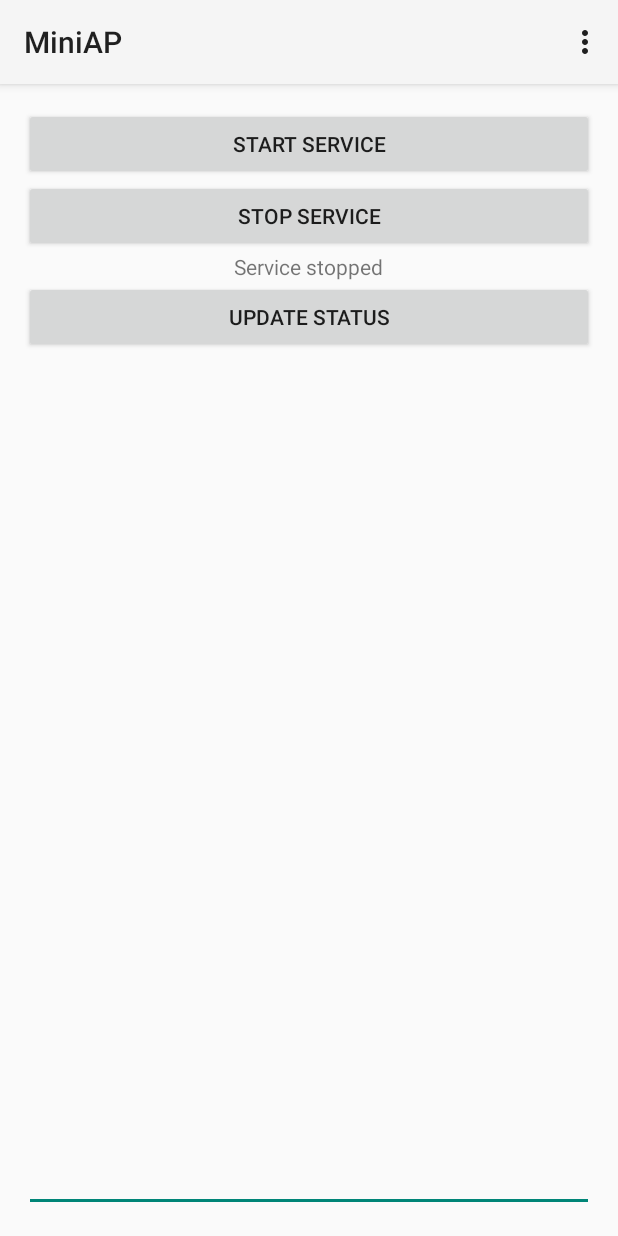
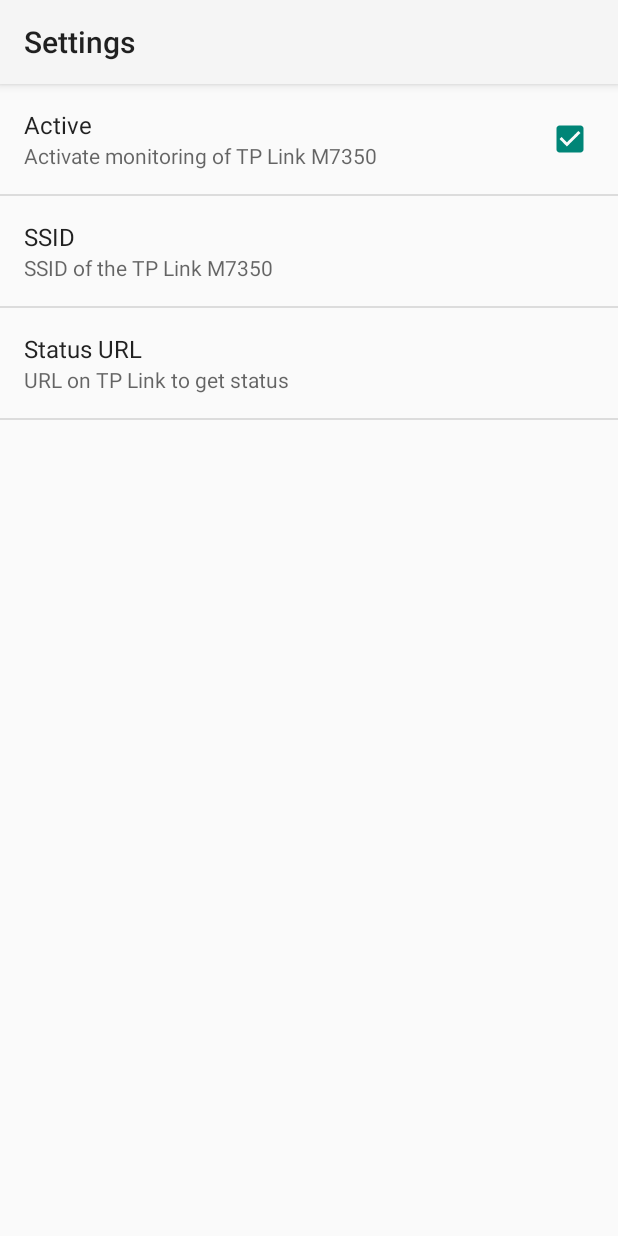
Before and after one commit to twendt/MiniAP, an Android app: the screen it shows after launch (MainActivity before the commit, SettingsActivity after it), in the options menu, after a tap on "Settings", on a phone screen of 412 x 824 dp. Run offline under Robolectric (Android 15) with nearby library versions, the phone set to English and light mode, and no system bars.

Commit message:
Added first 3 Preferences

```diff
--- a/app/build.gradle
+++ b/app/build.gradle
@@ -21,4 +21,5 @@ android {
 
 dependencies {
     compile fileTree(dir: 'libs', include: ['*.jar'])
+    compile 'com.android.support:support-v4:22.1.0'
 }
--- a/app/src/main/java/de/tjwendt/miniap/MainActivity.java
+++ b/app/src/main/java/de/tjwendt/miniap/MainActivity.java
@@ -3,6 +3,7 @@ package de.tjwendt.miniap;
 import android.app.Activity;
 import android.app.AlarmManager;
 import android.app.PendingIntent;
+import android.content.Intent;
 import android.os.Bundle;
 import android.os.StrictMode;
 import android.view.Menu;
@@ -44,6 +45,8 @@ public class MainActivity extends Activity implements MyAsyncListener {
 
         //noinspection SimplifiableIfStatement
         if (id == R.id.action_settings) {
+            Intent settings = new Intent(this, SettingsActivity.class);
+            startActivity(settings);
             return true;
         }
 
--- /dev/null
+++ b/app/src/main/java/de/tjwendt/miniap/SettingsActivity.java
@@ -0,0 +1,20 @@
+package de.tjwendt.miniap;
+
+import android.app.Activity;
+import android.os.Bundle;
+
+public class SettingsActivity extends Activity {
+    public static String KEY_PREF_STATUS_URL = "pref_status_url";
+    public static String KEY_PREF_SSID = "pref_ssid";
+    public static String KEY_PREF_ACTIVE = "pref_active";
+
+    @Override
+    protected void onCreate(Bundle savedInstanceState) {
+        super.onCreate(savedInstanceState);
+
+        // Display the fragment as the main content.
+        getFragmentManager().beginTransaction()
+                .replace(android.R.id.content, new SettingsFragment())
+                .commit();
+    }
+}
--- /dev/null
+++ b/app/src/main/java/de/tjwendt/miniap/SettingsFragment.java
@@ -0,0 +1,14 @@
+package de.tjwendt.miniap;
+
+import android.os.Bundle;
+import android.preference.PreferenceFragment;
+
+public class SettingsFragment extends PreferenceFragment {
+    @Override
+    public void onCreate(Bundle savedInstanceState) {
+        super.onCreate(savedInstanceState);
+
+        // Load the preferences from an XML resource
+        addPreferencesFromResource(R.xml.preferences);
+    }
+}
--- a/app/src/main/java/de/tjwendt/miniap/StatusUpdater.java
+++ b/app/src/main/java/de/tjwendt/miniap/StatusUpdater.java
@@ -3,9 +3,11 @@ package de.tjwendt.miniap;
 import android.app.Notification;
 import android.app.NotificationManager;
 import android.content.Context;
+import android.content.SharedPreferences;
 import android.net.wifi.WifiInfo;
 import android.net.wifi.WifiManager;
 import android.os.AsyncTask;
+import android.preference.PreferenceManager;
 import android.widget.Toast;
 
 import org.apache.http.HttpResponse;
@@ -26,43 +28,21 @@ public class StatusUpdater {
     public String signalStrength = "";
     public String batteryState = "";
     public String jsonStr = "";
+    public String statusUrl;
+    public String tpSsid;
+    public Boolean active;
 
     public StatusUpdater(Context context) {
         this.context = context;
         notificationMgr = (NotificationManager) context.getSystemService(Context.NOTIFICATION_SERVICE);
+        SharedPreferences sharedPref = PreferenceManager.getDefaultSharedPreferences(context);
+        tpSsid = sharedPref.getString(SettingsActivity.KEY_PREF_SSID, "");
+        statusUrl = sharedPref.getString(SettingsActivity.KEY_PREF_STATUS_URL, "");
+        active = sharedPref.getBoolean(SettingsActivity.KEY_PREF_ACTIVE, true);
     }
 
     public void update() {
         new UpdateStatus(null).execute();
-        /*wifiManager = (WifiManager) context.getSystemService(Context.WIFI_SERVICE);
-        WifiInfo wifiInfo = (WifiInfo) wifiManager.getConnectionInfo();
-        String ssid = wifiInfo.getSSID();
-        if (ssid.equals("\"MiniAP\"")) {
-            jsonStr = makePostRequest();
-            if (!jsonStr.isEmpty()) {
-                try {
-                    JSONObject json = new JSONObject(jsonStr);
-                    JSONObject wan = json.getJSONObject("wan");
-                    JSONObject battery = json.getJSONObject("battery");
-                    int network = wan.getInt("networkType");
-                    networkName = networkTypes[network];
-                    signalStrength = wan.getString("signalStrength");
-                    batteryState = battery.getString("voltage");
-                    int resId = this.context.getResources().getIdentifier("ic_stat_" + networkName.toLowerCase(), "drawable", context.getPackageName());
-                    String status = "Network: " + networkName + "\nSignalStrength: " + signalStrength + "\nBattery State: " + batteryState;
-                    Notification n = new Notification.Builder(context)
-                            .setContentTitle("MiniAP Status")
-                            .setContentText(status)
-                            .setSmallIcon(resId).build();
-                    notificationMgr.notify(0, n);
-                } catch (Exception e) {
-                    Toast.makeText(context, "MiniAP: Failed to parse json",
-                            Toast.LENGTH_SHORT).show();
-                    return;
-                }
-            }
-        }
-        */
     }
 
     public void update(MyAsyncListener listener) {
@@ -75,7 +55,7 @@ public class StatusUpdater {
 
     private String makePostRequest() {
         HttpClient httpClient = new DefaultHttpClient();
-        HttpPost httpPost = new HttpPost("http://192.168.0.1/cgi-bin/qcmap_web_cgi");
+        HttpPost httpPost = new HttpPost(statusUrl);
 
         //Add data to post request
         try {
@@ -91,7 +71,6 @@ public class StatusUpdater {
         try {
             HttpResponse response = httpClient.execute(httpPost);
             content = EntityUtils.toString(response.getEntity());
-            //json = new JSONObject(content);
         } catch (Exception e) {
             return "";
         }
@@ -110,7 +89,7 @@ public class StatusUpdater {
             wifiManager = (WifiManager) context.getSystemService(Context.WIFI_SERVICE);
             WifiInfo wifiInfo = wifiManager.getConnectionInfo();
             String ssid = wifiInfo.getSSID();
-            if (ssid.equals("\"MiniAP\"")) {
+            if (ssid.equals("\"" + tpSsid + "\"")) {
                 jsonStr = makePostRequest();
                 if (jsonStr != null && !jsonStr.isEmpty()) {
                     try {
@@ -124,13 +103,13 @@ public class StatusUpdater {
                         int resId = context.getResources().getIdentifier("ic_stat_" + networkName.toLowerCase(), "drawable", context.getPackageName());
                         String status = "Network: " + networkName + "\nSignalStrength: " + signalStrength + "\nBattery State: " + batteryState;
                         Notification n = new Notification.Builder(context)
-                                .setContentTitle("MiniAP Status")
+                                .setContentTitle("TP Link Status")
                                 .setContentText(status)
                                 .setOngoing(true)
                                 .setSmallIcon(resId).build();
                         notificationMgr.notify(0, n);
                     } catch (Exception e) {
-                        Toast.makeText(context, "MiniAP: Failed to parse json",
+                        Toast.makeText(context, "TP Link: Failed to parse json",
                                 Toast.LENGTH_SHORT).show();
                         return "";
                     }
--- /dev/null
+++ b/app/src/main/res/menu/menu_settings.xml
@@ -0,0 +1,6 @@
+<menu xmlns:android="http://schemas.android.com/apk/res/android"
+    xmlns:tools="http://schemas.android.com/tools"
+    tools:context="de.tjwendt.miniap.SettingsActivity">
+    <item android:id="@+id/action_settings" android:title="@string/action_settings"
+        android:orderInCategory="100" android:showAsAction="never" />
+</menu>
--- a/app/src/main/res/values/strings.xml
+++ b/app/src/main/res/values/strings.xml
@@ -3,4 +3,13 @@
 
     <string name="hello_world">Hello world!</string>
     <string name="action_settings">Settings</string>
+    <string name="pref_active">Active</string>
+    <string name="pref_active_summ">Activate monitoring of TP Link M7350</string>
+    <string name="pref_ssid">SSID</string>
+    <string name="pref_ssid_summ">SSID of the TP Link M7350</string>
+    <string name="pref_status_url">Status URL</string>
+    <string name="pref_status_url_summ">URL on TP Link to get status</string>
+
+    <string name="hello_blank_fragment">Hello blank fragment</string>
+    <string name="title_activity_settings">Settings</string>
 </resources>
--- /dev/null
+++ b/app/src/main/res/xml/preferences.xml
@@ -0,0 +1,18 @@
+<?xml version="1.0" encoding="utf-8"?>
+<PreferenceScreen xmlns:android="http://schemas.android.com/apk/res/android">
+    <CheckBoxPreference
+    android:key="pref_active"
+    android:title="@string/pref_active"
+    android:summary="@string/pref_active_summ"
+    android:defaultValue="true" />
+    <EditTextPreference
+        android:key="pref_ssid"
+        android:title="@string/pref_ssid"
+        android:summary="@string/pref_ssid_summ"
+        android:defaultValue="MiniAP" />
+    <EditTextPreference
+        android:key="pref_status_url"
+        android:title="@string/pref_status_url"
+        android:summary="@string/pref_status_url_summ"
+        android:defaultValue="http://192.168.0.1/cgi-bin/qcmap_web_cgi" />
+</PreferenceScreen>
```
Also changed, not shown: app/src/main/AndroidManifest.xml (+6 -2 lines), app/src/main/java/de/tjwendt/miniap/UpdateReceiver.java (+8 -2 lines), app/src/main/res/layout/activity_settings.xml (added, +12 -0 lines), 1 other file.
